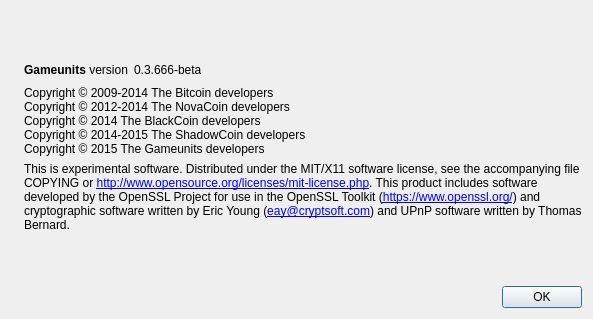
Old version of the form src/qt/forms/aboutdialog.ui in the repository gameunits/gameunits.
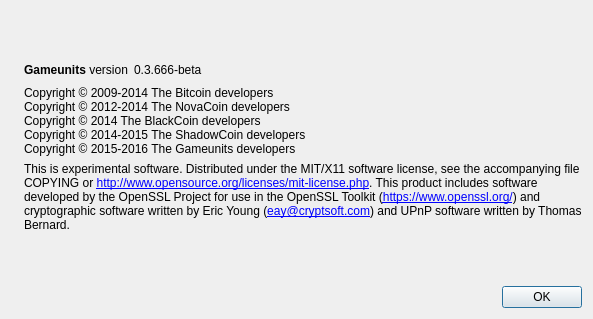
New version of the form. Icons and pictures are not drawn.

Diff of the .ui file:
```diff
--- a/src/qt/forms/aboutdialog.ui
+++ b/src/qt/forms/aboutdialog.ui
@@ -95,7 +95,7 @@
 Copyright © 2012-2014 The NovaCoin developers
 Copyright © 2014 The BlackCoin developers
 Copyright © 2014-2015 The ShadowCoin developers
-Copyright © 2015 The Gameunits developers</string>
+Copyright © 2015-2016 The Gameunits developers</string>
        </property>
        <property name="textInteractionFlags">
         <set>Qt::LinksAccessibleByMouse|Qt::TextSelectableByKeyboard|Qt::TextSelectableByMouse</set>
```
